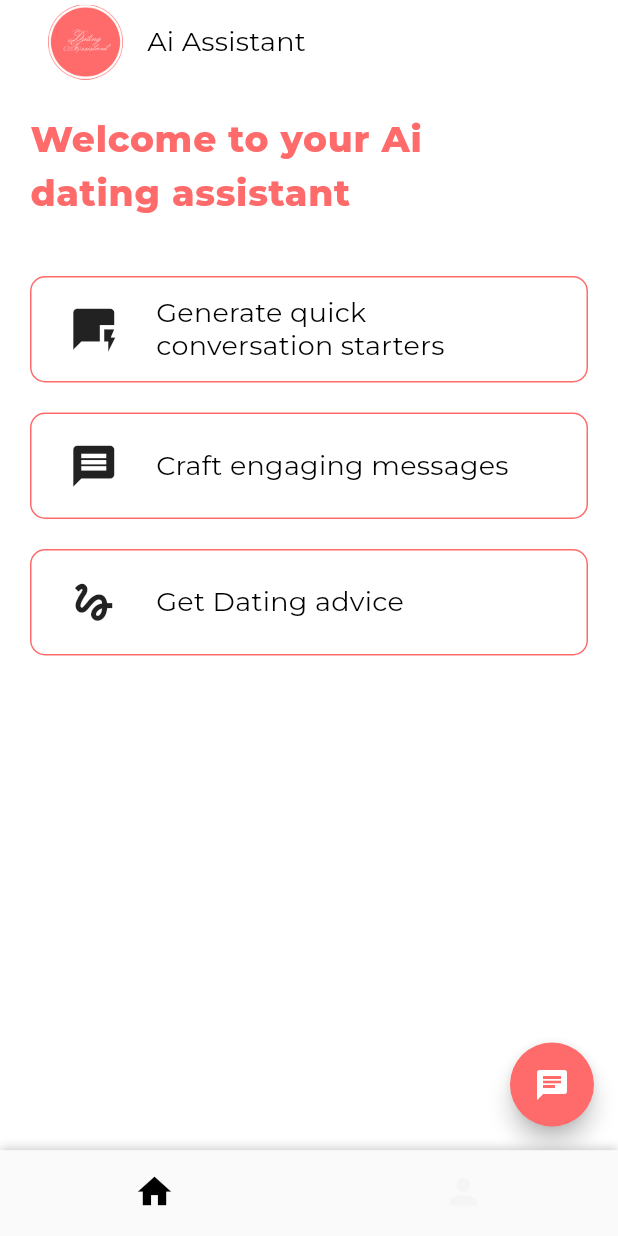
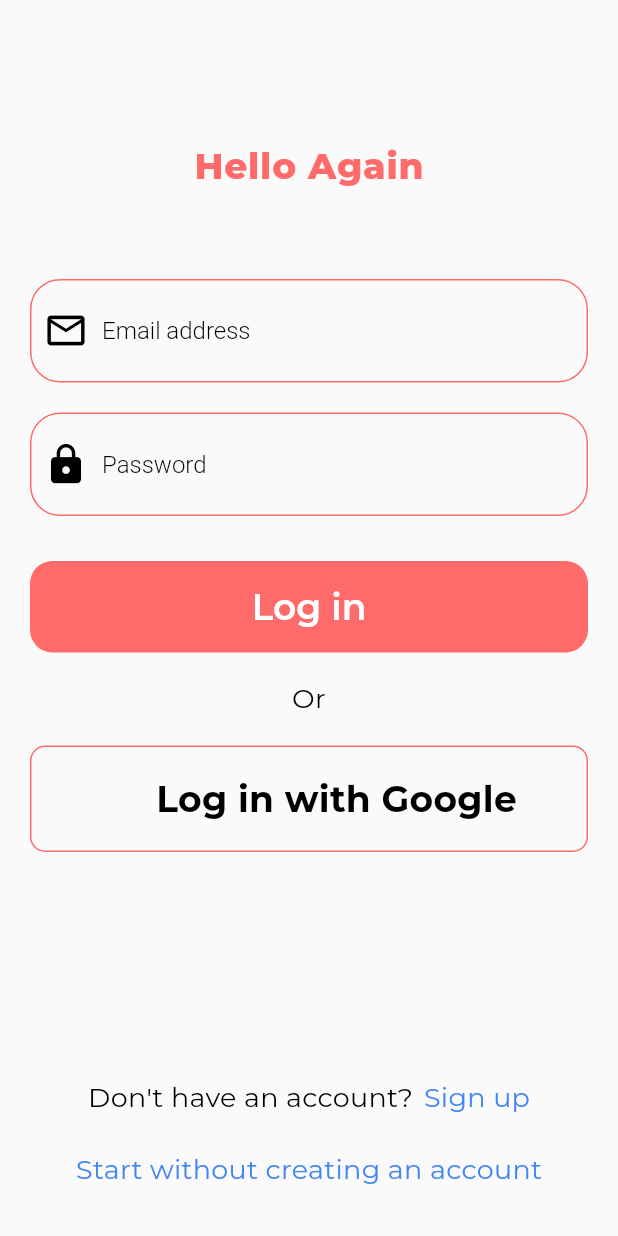
Before and after one commit to hngx-org/dating-assistant-app, a Flutter app: the screen it shows after launch, on a phone screen of 412 x 824 dp. Run offline on Flutter 3.47's test engine with Material 2 defaults, Android fonts, the phone set to English and light mode, and no system bars; our stand-ins replace flutter_riverpod, google_fonts, riverpod_annotation; generated files the repository leaves out were written again.

Commit message:
SignIn Screen ui updated

```diff
--- /dev/null
+++ b/lib/commons/widgets/auth_text_form_field.dart
@@ -0,0 +1,54 @@
+import 'package:flutter/material.dart';
+import 'package:flutter/services.dart';
+import 'package:dating_assitant_app/commons/utils/colors.dart';
+
+class AuthTextFormField extends StatelessWidget {
+  final double? width;
+  final String? hintText;
+  final TextEditingController? controller;
+  final List<TextInputFormatter>? inputFormatters;
+  final TextInputType? keyboardType;
+  final Widget? prefixIcon;
+
+  const AuthTextFormField({
+    super.key,
+    this.width,
+    this.hintText,
+    this.controller,
+    this.inputFormatters,
+    this.keyboardType,
+    this.prefixIcon,
+  });
+
+  @override
+  Widget build(BuildContext context) {
+    return SizedBox(
+      width: width,
+      child: TextFormField(
+        controller: controller,
+        inputFormatters: inputFormatters,
+        keyboardType: keyboardType,
+        cursorColor: ProjectColors.pink,
+        decoration: InputDecoration(
+          prefixIcon: prefixIcon,
+          hintText: hintText,
+          hintStyle: const TextStyle(color: ProjectColors.black, fontWeight: FontWeight.w300),
+          contentPadding:
+              const EdgeInsets.symmetric(horizontal: 15, vertical: 25),
+          enabledBorder: const OutlineInputBorder(
+            borderSide: BorderSide(color: ProjectColors.pink),
+            borderRadius: BorderRadius.all(Radius.circular(20)),
+          ),
+          focusedBorder: const OutlineInputBorder(
+            borderSide: BorderSide(color: ProjectColors.pink),
+            borderRadius: BorderRadius.all(Radius.circular(20)),
+          ),
+          errorBorder: OutlineInputBorder(
+            borderSide: BorderSide(color: Colors.red.shade900),
+            borderRadius: const BorderRadius.all(Radius.circular(20)),
+          ),
+        ),
+      ),
+    );
+  }
+}
--- a/lib/commons/widgets/custom_container.dart
+++ b/lib/commons/widgets/custom_container.dart
@@ -35,6 +35,7 @@
     double width = double.infinity,
     double height = 71.0,
     FontWeight fontWeight = FontWeight.normal,
+    double fontSize = 18,
     IconData? icon,
     BuildContext? context,
     void Function()? onTap}) {
@@ -55,7 +56,8 @@
           TextSize18(
             text: containerTitle,
             color: ProjectColors.black,
-            fontWeight: FontWeight.normal,
+            fontWeight: fontWeight,
+            fontSize: fontSize,
           )
         ],
       )),
--- a/lib/commons/widgets/text_widgets.dart
+++ b/lib/commons/widgets/text_widgets.dart
@@ -34,11 +34,13 @@
   final String text;
   final Color color;
   final FontWeight fontWeight;
+  final double fontSize;
   const TextSize18({
     super.key,
     this.text = '',
     this.color = ProjectColors.white,
     this.fontWeight = FontWeight.normal,
+    this.fontSize = 18,
   });
 
   @override
@@ -46,7 +48,7 @@
     return Text(
       text,
       style: GoogleFonts.montserrat(
-        fontSize: 18,
+        fontSize: fontSize,
         color: color,
         fontWeight: fontWeight,
         fontStyle: FontStyle.normal,
--- /dev/null
+++ b/lib/features/sign_in/view/sign_in.dart
@@ -0,0 +1,109 @@
+import 'package:dating_assitant_app/commons/utils/colors.dart';
+import 'package:dating_assitant_app/commons/widgets/auth_text_form_field.dart';
+import 'package:dating_assitant_app/commons/widgets/button_widget.dart';
+import 'package:dating_assitant_app/commons/widgets/custom_container.dart';
+import 'package:dating_assitant_app/commons/widgets/text_widgets.dart';
+import 'package:flutter/material.dart';
+
+class SignIn extends StatelessWidget {
+  const SignIn({super.key});
+
+  @override
+  Widget build(BuildContext context) {
+    return Scaffold(
+      body: SafeArea(
+        child: Container(
+          padding:
+              const EdgeInsets.only(top: 90, right: 20, left: 20, bottom: 20),
+          child: Column(
+            mainAxisAlignment: MainAxisAlignment.spaceBetween,
+            children: [
+              Column(
+                children: [
+                  const Center(
+                    child: Textsize32(
+                      text: 'Hello Again',
+                      color: ProjectColors.pink,
+                      fontWeight: FontWeight.w800,
+                      fontSize: 24,
+                      height: 1.5,
+                      letterSpacing: 0.5,
+                    ),
+                  ),
+                  const SizedBox(height: 60),
+                  // Email Textfield
+                  const AuthTextFormField(
+                    prefixIcon: Icon(
+                      Icons.mail_outline,
+                      color: ProjectColors.black,
+                      size: 30,
+                    ),
+                    hintText: 'Email address',
+                  ),
+                  const SizedBox(height: 20),
+                  // Password Textfield
+                  const AuthTextFormField(
+                    prefixIcon: Icon(
+                      Icons.lock,
+                      color: ProjectColors.black,
+                      size: 30,
+                    ),
+                    hintText: 'Password',
+                  ),
+                  const SizedBox(height: 30),
+                  // Login Button
+                  appButton(
+                    onTap: () {},
+                    buttonTitle: 'Log in',
+                  ),
+                  const SizedBox(height: 20),
+                  const TextSize18(
+                    text: 'Or',
+                    color: ProjectColors.black,
+                  ),
+                  const SizedBox(height: 20),
+                  // login with google button
+                  customContainer(
+                    containerTitle: 'Log in with Google',
+                    fontWeight: FontWeight.bold,
+                    fontSize: 24,
+                  )
+                ],
+              ),
+
+              // don't have an account section
+              Column(
+                children: [
+                  TextButton(
+                    onPressed: () {},
+                    child: const Row(
+                      mainAxisAlignment: MainAxisAlignment.center,
+                      children: [
+                        TextSize18(
+                          text: 'Don\'t have an account?',
+                          color: ProjectColors.black,
+                        ),
+                        SizedBox(width: 7),
+                        TextSize18(
+                          text: 'Sign up',
+                          color: ProjectColors.blue,
+                        ),
+                      ],
+                    ),
+                  ),
+                  TextButton(
+                    onPressed: () {},
+                    child: const TextSize18(
+                      text: 'Start without creating an account',
+                      color: ProjectColors.blue,
+                    ),
+                  ),
+                ],
+              )
+            ],
+          ),
+        ),
+      ),
+    );
+  }
+}
--- a/lib/main.dart
+++ b/lib/main.dart
@@ -1,4 +1,4 @@
-import 'package:dating_assitant_app/features/application/views/dashbord.dart';
+import 'package:dating_assitant_app/features/sign_in/view/sign_in.dart';
 import 'package:flutter/material.dart';
 import 'package:flutter_riverpod/flutter_riverpod.dart';
 
@@ -12,7 +12,8 @@
   @override
   Widget build(BuildContext context) {
     return const MaterialApp(
-      home:  Dashboard(), // This has to be changed to the splash screen.
+      // home:  Dashboard(), // This has to be changed to the splash screen.
+      home: SignIn(),
       debugShowCheckedModeBanner: false,
     );
   }
```
Also changed, not shown: assets/images/Google.png (added).
